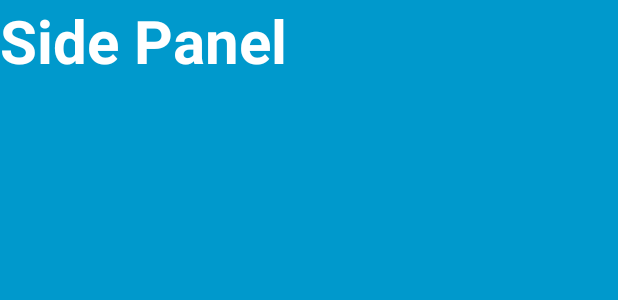
After one commit to dredgemage/WeightedTables, an Android app: the layout fragment_side_panel.xml on its own in the app's theme, with its tools: preview values and no code run, on a phone screen of 412 x 824 dp. The commit adds this screen. Shown: the top 300 px of the screen. Run offline under Robolectric (Android 15) with nearby library versions, the phone set to English and light mode, and no system bars.

Commit message:
Making Fragments more fluid.

```diff
--- a/app/build.gradle
+++ b/app/build.gradle
@@ -23,4 +23,5 @@ dependencies {
     compile fileTree(dir: 'libs', include: ['*.jar'])
     testCompile 'junit:junit:4.12'
     compile 'com.android.support:appcompat-v7:23.1.1'
+    compile 'com.android.support:support-v4:23.1.1'
 }
--- /dev/null
+++ b/app/src/main/res/layout/fragment_side_panel.xml
@@ -0,0 +1,18 @@
+<FrameLayout xmlns:android="http://schemas.android.com/apk/res/android"
+    xmlns:tools="http://schemas.android.com/tools"
+    android:layout_width="match_parent"
+    android:layout_height="match_parent"
+    tools:context="com.example.nxt41720.weightedtables.SidePanelFragment"
+    android:background="@android:color/holo_blue_dark"
+    android:gravity="top|center" >
+
+    <!-- TODO: Update blank fragment layout -->
+    <TextView
+        android:layout_width="match_parent"
+        android:layout_height="match_parent"
+        android:text="@string/side_panel_fragment"
+        android:textColor="@android:color/white"
+        android:textStyle="bold"
+        android:textSize="40sp" />
+
+</FrameLayout>
--- a/app/src/main/res/values/strings.xml
+++ b/app/src/main/res/values/strings.xml
@@ -1,3 +1,7 @@
 <resources>
     <string name="app_name">Weighted Tables</string>
+
+    <!-- TODO: Remove or change this placeholder text -->
+    <string name="main_panel_fragment">Main Panel</string>
+    <string name="side_panel_fragment">Side Panel</string>
 </resources>
```
Also changed, not shown: app/src/main/java/com/example/nxt41720/weightedtables/MainActivity.java (+34 -1 lines), app/src/main/java/com/example/nxt41720/weightedtables/MainPanelFragment.java (added, +99 -0 lines), app/src/main/java/com/example/nxt41720/weightedtables/SidePanelFragment.java (added, +108 -0 lines), app/src/main/res/layout/activity_main.xml (+3 -8 lines), app/src/main/res/layout/fragment_main_panel.xml (added, +19 -0 lines).
